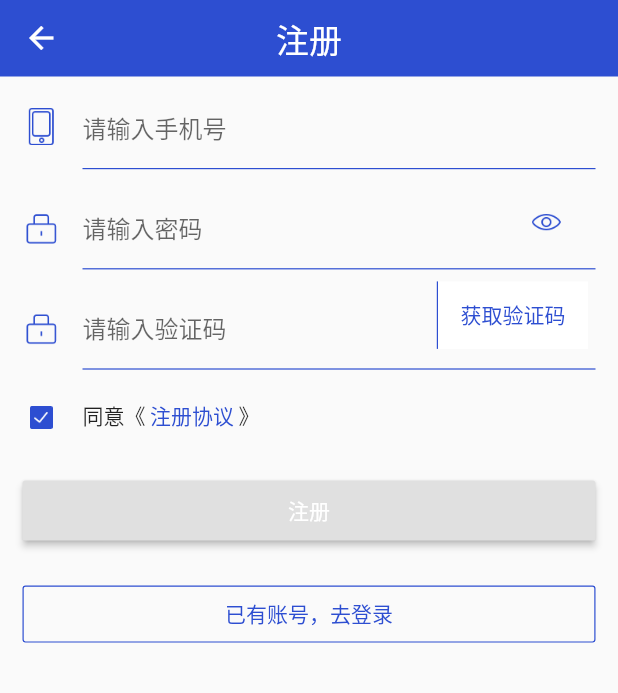
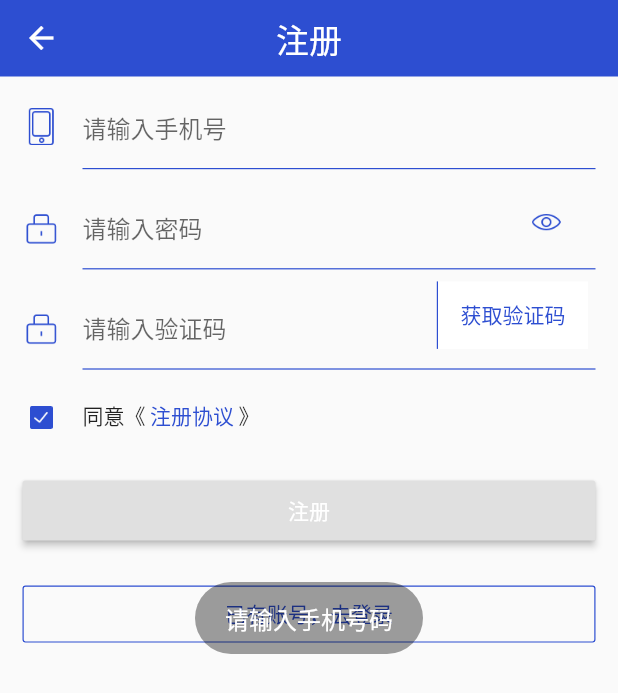
Before and after one commit to ruoqiang/myflutteApp, a Flutter app: the RegisterPage screen opened directly, after a tap on "注册", on a phone screen of 412 x 824 dp. Shown: the top 693 px of the screen. Run offline on Flutter 3.47's test engine with Material 2 defaults, Android fonts, the phone set to English and light mode, and no system bars; our stand-ins replace dio, fluro, flutter_screenutil, flutter_swiper, fluttertoast, shared_preferences; missing offline and left inert: flutter_webview_plugin, provide; accounts and stored records are empty; network calls fail; statements that could not run were skipped.

Commit message:
loginPage RegisterPage

```diff
--- a/lib/pages/home_test.dart
+++ b/lib/pages/home_test.dart
@@ -73,7 +73,7 @@ class _HomeTestPageState extends State<HomeTestPage> {
       dio.options.contentType = ContentType.parse("application/x-www-form-urlencoded");
 
       var formData = {'lon':'115.02932','lat':'35.76189'};
-      response = await dio.post("http://test.baixingliangfan.cn/baixing/wxmini/homePageContent", data: formData);
+      response = await dio.post("http://v.jspang.com:8088/baixing/wxmini/homePageContent", data: formData);
 
       var result = response;//json.decode(response.toString());
 
--- a/lib/pages/index_page.dart
+++ b/lib/pages/index_page.dart
@@ -1,4 +1,5 @@
 import 'package:flutter/material.dart';
+import 'package:myflutterapp/pages/home_test.dart';
 import 'package:myflutterapp/pages/login.dart';
 import 'package:myflutterapp/pages/register.dart';
 import '../pages/home.dart';
@@ -61,7 +62,7 @@ class _IndexPageState extends State<IndexPage> {
            ),
          ];
 
-    final pageList = [RegisterPage(),SearchPage(),ShopCart(),UserCenterPage()];
+    final pageList = [HomeTestPage(),SearchPage(),ShopCart(),UserCenterPage()];
     @override
     Widget build(BuildContext context) {
 //      setState(() {
--- a/lib/pages/register.dart
+++ b/lib/pages/register.dart
@@ -1,6 +1,9 @@
+import 'dart:async';
 import 'package:fluro/fluro.dart';
 import 'package:flutter/material.dart';
 import 'package:myflutterapp/base_widgit/create_my_input.dart';
+import 'package:myflutterapp/base_widgit/showToast.dart';
+import 'package:myflutterapp/common/http.dart';
 import 'package:myflutterapp/pages/details_page.dart';
 import 'package:myflutterapp/pages/login.dart';
 import 'package:shared_preferences/shared_preferences.dart';
@@ -16,55 +19,147 @@ class _RegisterState extends State<RegisterPage> {
   var tipsText = '';
   var isOpen = false;
   var pressAttention = false;
+
+  Timer _timer;
+  int _countdownTime = 0;
+
   //手机号的控制器
   TextEditingController phoneController = TextEditingController();
   //密码的控制器
   TextEditingController passwordController = TextEditingController();
 
+  TextEditingController codeController = TextEditingController();
+
+  RegExp mobileExp = RegExp(r'^((13[0-9])|(14[0-9])|(15[0-9])|(16[0-9])|(17[0-9])|(18[0-9])|(19[0-9]))\d{8}$');
   @override
   void initState() {
     getValueFromLocalToForm();
     super.initState();
   }
+
   //获取本地持久化数据
   getValueFromLocalToForm() async {
     SharedPreferences _prefs = await SharedPreferences.getInstance();
-
     if(_prefs.getString('mobile')!=null) {
       setState(() {
         phoneController.text = _prefs.getString('mobile');
       });
     }
   }
+   //设置本地持久化数据
+  setValueToLocal() async{
+    SharedPreferences  _prefs =  await SharedPreferences.getInstance();
+    print(phoneController.text);
+    _prefs.setString('mobile',phoneController.text);
+  }
+  void startCountdownTimer() {
+    var mobile = phoneController.text;
+    if(mobile=='') {
+      showToast('请输入手机号码');
+      return;
+    }
+    if(mobileExp.hasMatch(phoneController.text)==false) {
+      showToast('请输入正确格式的手机号码');
+      return;
+    }
+    postVcode(mobile);
+    _countdownTime = 60;
+    var callback = (timer) => {
+          setState(() {
+            if (_countdownTime < 1) {
+              _timer.cancel();
+            } else {
+              _countdownTime = _countdownTime - 1;
+            }
+          })
+        };
+    _timer = Timer.periodic(Duration(seconds: 1), callback);
+  }
+
+void postVcode(String mobile) async {
+    var params = {
+        'data': {
+          'Phone': mobile
+        },
+        'token': 11111
+    };
+    await post('ComService/PostVcode',formData:params).then((val){
+      print('PostVcode>>>>>>>>>>>>>-----------------------------------$val');
+    });
+  }
+void _register() async{
+    print({'手机号': phoneController, '密码': passwordController.text});
+    if(phoneController.text == ''){
+      showToast("请输入手机号码");
+      return;
+    }
+    if(mobileExp.hasMatch(phoneController.text)==false) {
+      showToast('请输入正确格式的手机号码');
+      return;
+    }
+     if(passwordController.text == ''){
+      showToast("请输入密码");
+      return;
+    }
+    if(codeController.text == ''){
+      showToast("请输入验证码");
+      return;
+    }
+    var params = {
+      'data': {
+        'Identifier': phoneController.text,
+        'Credential': passwordController.text,
+        'Additional': codeController.text
+      },
+      'token': 11111
+    };
+    SharedPreferences _prefs =  await SharedPreferences.getInstance();
+    await post('Login/UserRegister',formData:params).then((val){
+      print('dddddd：>>>>>>>>>>>>>-----------------------------------$val');
+      // this.storage.set('token', data.result.Token);
+      //   this.navCtrl.push(HomePage);
+      showToast('注册成功');
+      _prefs.setString('token',val['result']['Token']);
+      _prefs.setString('mobile',phoneController.text);
+      //跳转逻辑跟登录一样。。先省略
+    });
+  }
+
+  @override
+  void dispose() {
+    super.dispose();
+    if (_timer != null) {
+      _timer.cancel();
+    }
+  }
+
   @override
   Widget build(BuildContext context) {
-
     return Scaffold(
-//      appBar: AppBar(title: Text('注册',style: TextStyle(color: Colors.white),),elevation: 0,),
-//      resizeToAvoidBottomPadding: false,
       body: Container(
         constraints: BoxConstraints(minHeight: 500),
         child: SingleChildScrollView(
           child: Column(
             children: <Widget>[
-                MyAppBar(title:'注册',isHasBackBtn:true),
-//                SafeArea(
-//                    child:Container(
-//                      height: 51,
-//                      alignment: Alignment.center,
-//                      color: Color(0xff2D4ED1),
-//                      child: Text('注册',style: TextStyle(fontSize: 22,color: Colors.white),),
-//                    )),
-                 CreateMyInput(iconString:'images/login_icon_phone.png',placeholder:"请输入手机号",isPassword:false,inputController:phoneController),
+              MyAppBar(title: '注册', isHasBackBtn: true),
+              CreateMyInput(
+                  iconString: 'images/login_icon_phone.png',
+                  placeholder: "请输入手机号",
+                  isPassword: false,
+                  inputController: phoneController),
 
               Stack(
                 children: <Widget>[
-                    CreateMyInput(iconString:'images/login_icon_code.png',placeholder:"请输入密码",isPassword:isOpen,inputController:passwordController),
+                  CreateMyInput(
+                      iconString: 'images/login_icon_code.png',
+                      placeholder: "请输入密码",
+                      isPassword: isOpen,
+                      inputController: passwordController),
                   Positioned(
-                      top:-5,
+                    top: -5,
                     right: 20,
                     child: InkWell(
-                        onTap: (){
+                      onTap: () {
                         print('ddddd');
                         setState(() {
                           isOpen = !isOpen;
@@ -73,9 +168,17 @@ class _RegisterState extends State<RegisterPage> {
                       child: Container(
                         width: 55,
                         height: 60,
-                          padding: EdgeInsets.only(left: 15,right: 15,top:10,bottom: 0),
+                        padding: EdgeInsets.only(
+                            left: 15, right: 15, top: 10, bottom: 0),
                         color: Colors.transparent,
-                          child: Image.asset(isOpen?'images/login_icon_close.png':'images/login_icon_open.png',width:25,color: Color(0xff2D4ED1),fit: BoxFit.fitWidth,),
+                        child: Image.asset(
+                          isOpen
+                              ? 'images/login_icon_close.png'
+                              : 'images/login_icon_open.png',
+                          width: 25,
+                          color: Color(0xff2D4ED1),
+                          fit: BoxFit.fitWidth,
+                        ),
                       ),
                     ),
                   ),
@@ -83,29 +186,41 @@ class _RegisterState extends State<RegisterPage> {
               ),
               Stack(
                 children: <Widget>[
-                    CreateMyInput(iconString:'images/login_icon_code.png',placeholder:"请输入验证码",isPassword:isOpen,inputController:passwordController),
+                  CreateMyInput(
+                      iconString: 'images/login_icon_code.png',
+                      placeholder: "请输入验证码",
+                      isPassword: false,
+                      inputController: codeController),
                   Positioned(
-                      top:3,
+                    top: 3,
                     right: 20,
+                    child: IgnorePointer(
+                      ignoring: _countdownTime > 0?true:false,
                     child: InkWell(
-                        onTap: (){
+                      onTap: () {
                         print('ddddd');
-                          setState(() {
-                            isOpen = !isOpen;
-                          });
+                        //开始倒计时
+                        startCountdownTimer();
                       },
                       child: Container(
-//                          width: 55,
                         alignment: Alignment.center,
-                          decoration:BoxDecoration(
-                            border:Border(left: BorderSide(width: 0.8,color: Color(0xff2D4ED1))), //底部border
-                            color: Colors.white
+                        decoration: BoxDecoration(
+                            border: Border(
+                                left: BorderSide(
+                                    width: 0.8,
+                                    color: Color(0xff2D4ED1))), //底部border
+                            color: Colors.white),
+                        height: 45,
+                        padding: EdgeInsets.only(
+                            left: 15, right: 15, top: 0, bottom: 0),
+                        child: Container(
+                          child: Text(
+                            _countdownTime > 0
+                                ? '$_countdownTime后重新获取'
+                                : '获取验证码',
+                            style: TextStyle(color: Color(0xff2D4ED1)),
                           ),
-                          height: 45,
-                          padding: EdgeInsets.only(left: 15,right: 15,top:0,bottom: 0),
-//                          color: Colors.transparent,
-                          child: Container(
-                            child: Text('获取验证码',style: TextStyle(color: Color(0xff2D4ED1)),),
+                        ),
                       ),
                     ),
                     ),
@@ -117,8 +232,11 @@ class _RegisterState extends State<RegisterPage> {
                 child: Row(
                   children: <Widget>[
                     Container(
-                        padding:EdgeInsets.only(left:5),
-                        child: Image.asset('images/login_register_icon_choose.png',width: 15,),
+                      padding: EdgeInsets.only(left: 5),
+                      child: Image.asset(
+                        'images/login_register_icon_choose.png',
+                        width: 15,
+                      ),
                     ),
                     Container(
                       margin: EdgeInsets.fromLTRB(20, 0, 10, 0),
@@ -131,11 +249,16 @@ class _RegisterState extends State<RegisterPage> {
                               Container(
                                 margin: EdgeInsets.fromLTRB(3, 0, 3, 0),
                                 child: InkWell(
-                                    onTap: (){
+                                  onTap: () {
 //                                      Application.router.navigateTo(context,"/detail?id=3",transition: TransitionType.inFromRight);
-                                      Application.router.navigateTo(context,"/shop_cart",transition: TransitionType.inFromRight);
+                                    Application.router.navigateTo(
+                                        context, "/shop_cart",
+                                        transition: TransitionType.inFromRight);
                                   },
-                                    child: Text('注册协议',style: TextStyle(color: Color(0xff2D4ED1)),),
+                                  child: Text(
+                                    '注册协议',
+                                    style: TextStyle(color: Color(0xff2D4ED1)),
+                                  ),
                                 ),
                               ),
                               Text('》'),
@@ -155,27 +278,29 @@ class _RegisterState extends State<RegisterPage> {
                         child: Container(
                           height: 40,
                           child: RaisedButton(
-                                disabledTextColor:Color(0xff2D4ED1),
-                            highlightColor:Color(0xff2D4ED1), //Color(0xff2D4ED1),
-                              splashColor:Color(0xff2D4ED1),
-                              onPressed: (){
+                            disabledTextColor: Color(0xff2D4ED1),
+                            highlightColor:
+                                Color(0xff2D4ED1), //Color(0xff2D4ED1),
+                            splashColor: Color(0xff2D4ED1),
+                            onPressed: () {
+                              _register();
                               setState(() => pressAttention = !pressAttention);
                             },
-                              textColor:pressAttention ? Colors.white : Color(0xff2D4ED1),
+                            textColor: pressAttention
+                                ? Colors.white
+                                : Color(0xff2D4ED1),
                             child: Text("注册"),
-//                              ,style: TextStyle(color: Colors.white),
                           ),
                         ),
                       ),
                     ],
-                    )
-                ),
+                  )),
               Container(
                 padding: EdgeInsets.all(15),
-                  child:Row(
+                child: Row(
                   children: <Widget>[
-                      Expanded(child:
-                      Container(
+                    Expanded(
+                        child: Container(
                       height: 38,
                       child: OutlineButton(
                         borderSide: BorderSide(
@@ -183,34 +308,38 @@ class _RegisterState extends State<RegisterPage> {
                           style: BorderStyle.solid, //Style of the border
                           width: 0.8, //width of the border
                         ),
-//                          highlightedBorderColor:Color(0xff2D4ED1), //Color(0xff2D4ED1),
-                          highlightColor:Color(0xff2D4ED1) ,
-                          splashColor:Color(0xff2D4ED1), //点击水波
-                          onPressed: (){
+                        highlightColor: Color(0xff2D4ED1),
+                        splashColor: Color(0xff2D4ED1), //点击水波
+                        onPressed: () {
+//                          Navigator.push(
+//                            context,
+////                              MaterialPageRoute(builder: (context) => DetailsPage('666')),
+//                            MaterialPageRoute(
+//                                builder: (context) => LoginPage()),
+//                          );
                           Navigator.push(
                             context,
-//                              MaterialPageRoute(builder: (context) => DetailsPage('666')),
-                              MaterialPageRoute(builder: (context) => LoginPage()),
+                            MaterialPageRoute(builder: (context) {
+                              print('我要去登录页面了');
+                              setValueToLocal();
+                              return LoginPage();
+                            }),
                           );
 //                            Navigator.pushNamed(context, "router/login_page");
 //                            Application.router.navigateTo(context,"/login_page");
                         },
                         color: Color(0xff2D4ED1),
-//                          padding: EdgeInsets.all(15.0),
-                          textColor:Color(0xff2D4ED1),
-                          child: Text("已有账号，去登录"),
+                        textColor: Color(0xff2D4ED1),
+                        child: InkWell(child: Text('已有账号，去登录',style: TextStyle(color: Color(0xff2D4ED1)),),),
                       ),
-                      )
-                      )
+                    ))
                   ],
                 ),
               ),
-
             ],
           ),
         ),
       ),
     );
   }
-
 }
```
Also changed, not shown: lib/pages/forget.dart (+35 -32 lines), lib/pages/login.dart (+48 -61 lines). Lines whose indentation alone changed are shown as unchanged.
